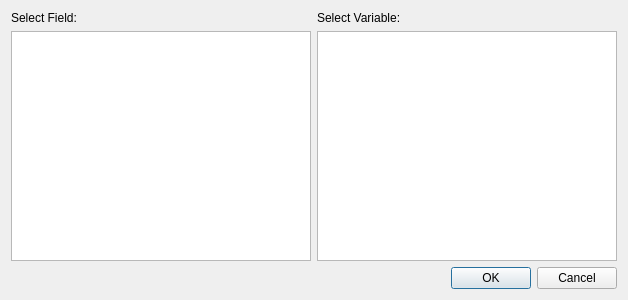
Old version of the form gui/src/widgets/VariableBinder.ui in the repository aerisarn/ck-cmd.
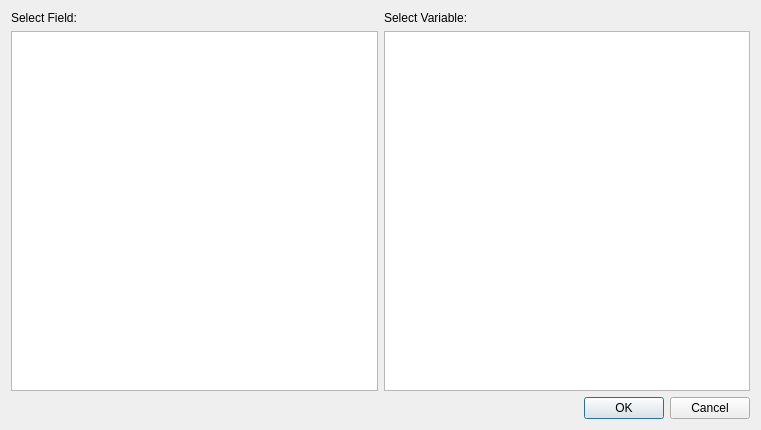
New version of the form.

Commit message: Variable Bindings add/remove

```diff
--- a/gui/src/widgets/VariableBinder.ui
+++ b/gui/src/widgets/VariableBinder.ui
@@ -6,8 +6,8 @@
    <rect>
     <x>0</x>
     <y>0</y>
-    <width>628</width>
-    <height>300</height>
+    <width>761</width>
+    <height>430</height>
    </rect>
   </property>
   <property name="windowTitle">
@@ -26,7 +26,35 @@
         </widget>
        </item>
        <item>
-        <widget class="QTableWidget" name="fieldTableWidget"/>
+        <widget class="QTableView" name="fieldTableView">
+         <property name="editTriggers">
+          <set>QAbstractItemView::NoEditTriggers</set>
+         </property>
+         <property name="selectionMode">
+          <enum>QAbstractItemView::SingleSelection</enum>
+         </property>
+         <property name="textElideMode">
+          <enum>Qt::ElideNone</enum>
+         </property>
+         <property name="showGrid">
+          <bool>false</bool>
+         </property>
+         <property name="sortingEnabled">
+          <bool>true</bool>
+         </property>
+         <attribute name="horizontalHeaderMinimumSectionSize">
+          <number>23</number>
+         </attribute>
+         <attribute name="horizontalHeaderStretchLastSection">
+          <bool>true</bool>
+         </attribute>
+         <attribute name="verticalHeaderVisible">
+          <bool>false</bool>
+         </attribute>
+         <attribute name="verticalHeaderDefaultSectionSize">
+          <number>24</number>
+         </attribute>
+        </widget>
        </item>
       </layout>
      </item>
@@ -40,7 +68,29 @@
         </widget>
        </item>
        <item>
-        <widget class="QTableWidget" name="variableTableWidget"/>
+        <widget class="QTableView" name="variableTableView">
+         <property name="editTriggers">
+          <set>QAbstractItemView::NoEditTriggers</set>
+         </property>
+         <property name="selectionMode">
+          <enum>QAbstractItemView::SingleSelection</enum>
+         </property>
+         <property name="textElideMode">
+          <enum>Qt::ElideNone</enum>
+         </property>
+         <property name="showGrid">
+          <bool>false</bool>
+         </property>
+         <property name="sortingEnabled">
+          <bool>true</bool>
+         </property>
+         <attribute name="horizontalHeaderStretchLastSection">
+          <bool>true</bool>
+         </attribute>
+         <attribute name="verticalHeaderDefaultSectionSize">
+          <number>24</number>
+         </attribute>
+        </widget>
        </item>
       </layout>
      </item>
```
The commit also changes 4 other files.
